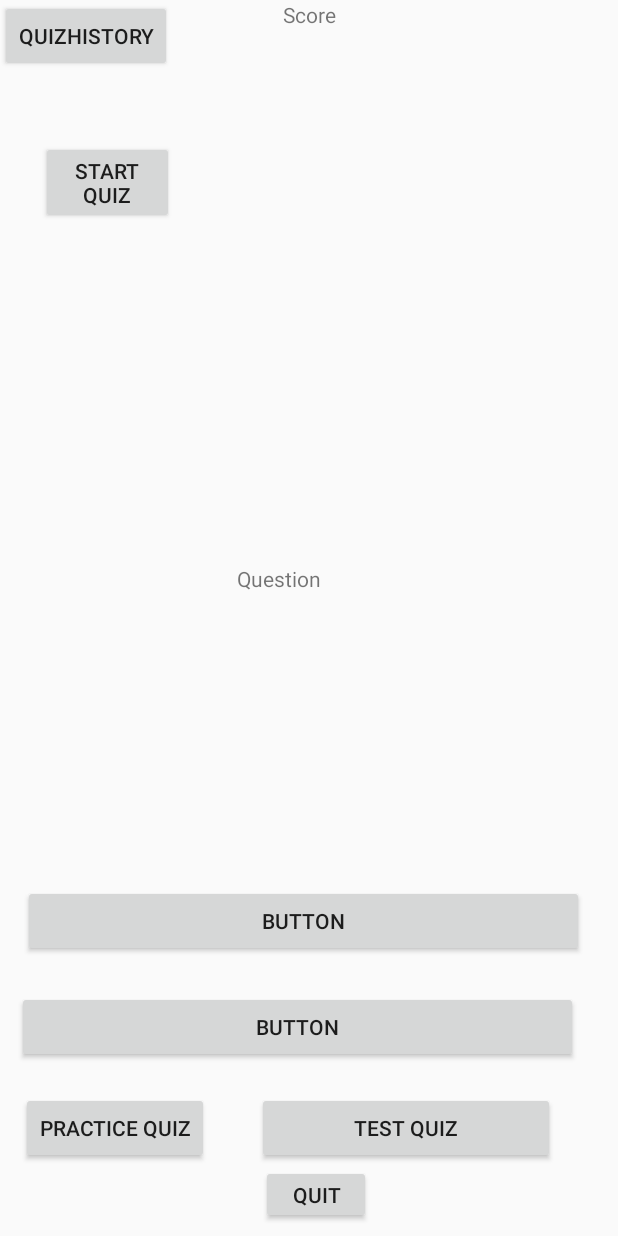
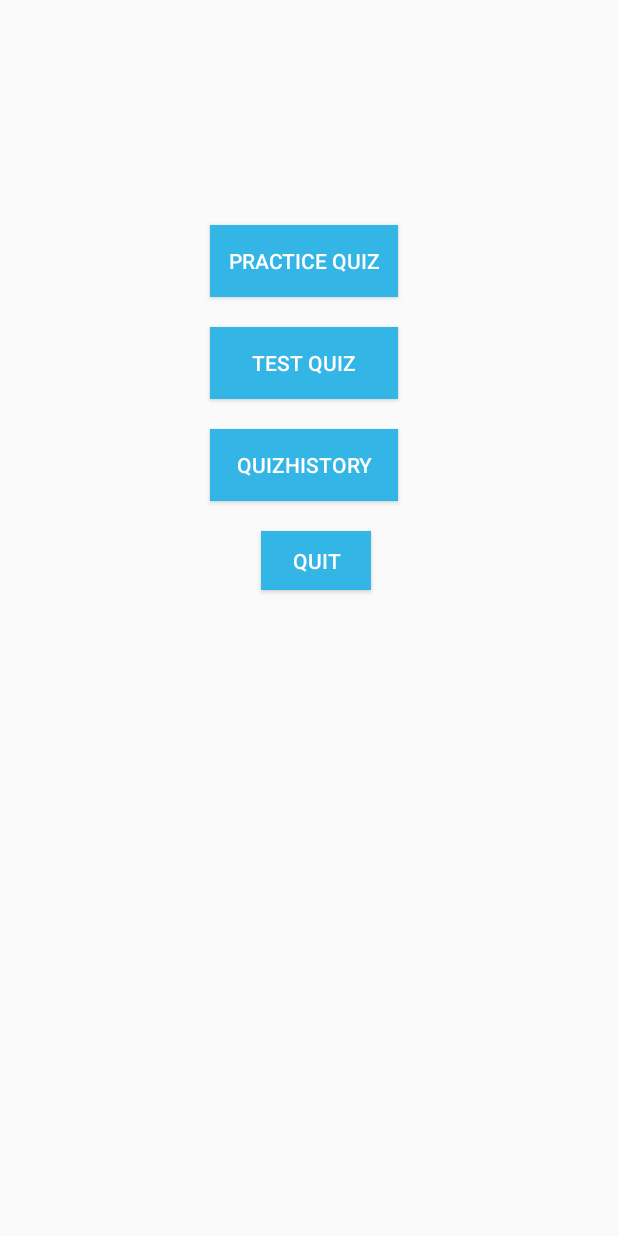
Before and after one commit to pawan13/VicRoadsLicenseTest, an Android app: the layout activity_main.xml on its own in the app's theme, with its tools: preview values and no code run, on a phone screen of 412 x 824 dp. Run offline under Robolectric (Android 15) with nearby library versions, the phone set to English and light mode, and no system bars.

Commit message:
Polished the mainactivity and activity_main.xml

```diff
--- a/app/src/main/java/com/example/pawansiwakoti/vicroadslicensetest/MainActivity.java
+++ b/app/src/main/java/com/example/pawansiwakoti/vicroadslicensetest/MainActivity.java
@@ -13,14 +13,14 @@ import android.widget.TextView;
 import java.util.Random;
 
 public class MainActivity extends AppCompatActivity {
-    Button answer1, answer2, answer3;
-    TextView score, question;
+   // Button answer1, answer2, answer3;
+    //TextView score, question;
     Button QuizHistory,Quit;
 
     private Button btnQuiz, btnQuizTest;
 
     private Questions mQuestions = new Questions();
-    private String mAnswer;
+   // private String mAnswer;
     private int mScore = 0;
     private int mQuestionsLength = mQuestions.mQuestions.length;
 
@@ -35,9 +35,9 @@ public class MainActivity extends AppCompatActivity {
 
         r = new Random();
 
-        answer1 = (Button)findViewById(R.id.button);
+        // answer1 = (Button)findViewById(R.id.button);
         //answer2 = (Button)findViewById(R.id.button1);
-        answer3 = (Button)findViewById(R.id.button2);
+        //answer3 = (Button)findViewById(R.id.button2);
 
         btnQuiz = findViewById(R.id.btnQuiz);
         btnQuizTest = findViewById(R.id.btnQuizTest);
@@ -53,26 +53,26 @@ public class MainActivity extends AppCompatActivity {
             startActivity(intent);
         });
 
-        score = (TextView) findViewById(R.id.textView2);
-        question = (TextView) findViewById(R.id.textView);
+        //score = (TextView) findViewById(R.id.textView2);
+        // question = (TextView) findViewById(R.id.textView);
 
-        QuizHistory = (Button)findViewById(R.id.QuizHistory);
-        Quit = (Button)findViewById(R.id.Quit);
+        QuizHistory = (Button) findViewById(R.id.QuizHistory);
+        Quit = (Button) findViewById(R.id.Quit);
 
-        QuizHistory.setOnClickListener(new View.OnClickListener() {
+       /* QuizHistory.setOnClickListener(new View.OnClickListener() {
             @Override
             public void onClick(View view) {
                 SharedPreferences settings = getSharedPreferences("MyQuizHistory",0);
                 SharedPreferences.Editor editor = settings.edit();
-                String History = score.getText().toString();
-                editor.putString("History",History);
+                //String History = score.getText().toString();
+                //editor.putString("History",History);
                 editor.apply();
 
                 Intent QuizHistory = new Intent (getApplicationContext(), QuizHistory.class);
                 startActivity(QuizHistory);
                 finish();
             }
-        });
+        });*/
         Quit.setOnClickListener(new View.OnClickListener() {
             @Override
             public void onClick(View view) {
@@ -82,7 +82,7 @@ public class MainActivity extends AppCompatActivity {
             }
         });
 
-        updateQuestion(r.nextInt (mQuestionsLength));
+       /* updateQuestion(r.nextInt (mQuestionsLength));
 
 
         answer1.setOnClickListener(new View.OnClickListener() {
@@ -114,7 +114,7 @@ public class MainActivity extends AppCompatActivity {
                 }
             }
         });*/
-        answer3.setOnClickListener(new View.OnClickListener() {
+       /* answer3.setOnClickListener(new View.OnClickListener() {
             @Override
             public void onClick(View v) {
                 if (answer3.getText() == mAnswer) {
@@ -130,8 +130,8 @@ public class MainActivity extends AppCompatActivity {
             }
         });
 
-    }
-    private void gameover() {
+    }*/
+   /* private void gameover() {
         AlertDialog.Builder alertDialogBuilder = new AlertDialog.Builder(MainActivity.this);
         alertDialogBuilder
                 .setMessage("GameOver! Your score is " + mScore + "points.")
@@ -163,6 +163,7 @@ public class MainActivity extends AppCompatActivity {
 
         mAnswer = mQuestions.getmCorrectAnswers(num);
 
+    }*/
+
     }
-
 }
--- a/app/src/main/res/layout/activity_home_page.xml
+++ b/app/src/main/res/layout/activity_home_page.xml
@@ -5,6 +5,7 @@
     android:layout_width="match_parent"
     android:layout_height="match_parent"
     tools:context=".HomePage">
+
 
 
     <Button
--- a/app/src/main/res/layout/activity_main.xml
+++ b/app/src/main/res/layout/activity_main.xml
@@ -1,125 +1,59 @@
 <?xml version="1.0" encoding="utf-8"?>
-<RelativeLayout
-    android:id="@+id/activiy_main"
+<LinearLayout
+    android:id="@+id/activity_main"
     xmlns:android="http://schemas.android.com/apk/res/android"
     xmlns:app="http://schemas.android.com/apk/res-auto"
     xmlns:tools="http://schemas.android.com/tools"
-    android:layout_width="match_parent"
+    android:layout_width="wrap_content"
     android:layout_height="match_parent"
+    android:orientation="vertical"
     tools:context=".MainActivity">
-
-
-    <TextView
-        android:id="@+id/textView"
-        android:layout_width="372dp"
-        android:layout_height="214dp"
-        android:layout_above="@+id/button"
-        android:layout_alignParentStart="true"
-        android:layout_alignParentLeft="true"
-        android:text="@string/question"
-        android:textAlignment="center"
-        app:layout_constraintTop_toTopOf="parent"
-        tools:layout_editor_absoluteX="26dp" />
-
-    <TextView
-        android:id="@+id/textView2"
-        android:layout_width="match_parent"
-        android:layout_height="30dp"
-        android:text="@string/score"
-        android:textAlignment="center"
-        tools:layout_editor_absoluteX="26dp"
-        tools:layout_editor_absoluteY="60dp" />
-
-    <Button
-        android:id="@+id/button"
-        android:layout_width="374dp"
-        android:layout_height="wrap_content"
-        android:layout_alignParentStart="true"
-        android:layout_alignParentLeft="true"
-        android:layout_alignParentBottom="true"
-        android:layout_marginStart="15dp"
-        android:layout_marginLeft="15dp"
-        android:layout_marginBottom="186dp"
-        android:text="@string/button"
-        app:layout_constraintEnd_toEndOf="parent"
-        app:layout_constraintStart_toStartOf="parent"
-        tools:layout_editor_absoluteY="202dp" />
 
     <Button
         android:id="@+id/btnQuiz"
-        android:layout_width="wrap_content"
+        android:layout_width="125dp"
         android:layout_height="wrap_content"
-        android:layout_alignParentStart="true"
-        android:layout_alignParentLeft="true"
-        android:layout_alignParentBottom="true"
-        android:layout_marginStart="14dp"
-        android:layout_marginLeft="14dp"
-        android:layout_marginBottom="48dp"
-        android:text="Practice Quiz"
-        app:layout_constraintEnd_toEndOf="parent"
-        app:layout_constraintStart_toStartOf="parent"
-        tools:layout_editor_absoluteY="293dp" />
+        android:layout_marginStart="140dp"
+        android:layout_marginTop="150dp"
+        android:background="@android:color/holo_blue_light"
+        android:text="@string/practice_quiz"
+        android:textColor="@color/white"
+        android:visibility="visible" />
 
     <Button
-        android:id="@+id/button2"
-        android:layout_width="374dp"
+        android:id="@+id/btnQuizTest"
+        android:layout_width="125dp"
         android:layout_height="wrap_content"
-        android:layout_alignParentStart="true"
-        android:layout_alignParentLeft="true"
-        android:layout_alignParentBottom="true"
-        android:layout_marginStart="11dp"
-        android:layout_marginLeft="11dp"
-        android:layout_marginBottom="115dp"
-        android:text="@string/button2"
-        app:layout_constraintBottom_toBottomOf="parent"
-        app:layout_constraintStart_toStartOf="parent"
-        tools:layout_editor_absoluteY="353dp" />
+        android:layout_marginStart="140dp"
+        android:layout_marginTop="20dp"
+        android:background="@android:color/holo_blue_light"
+        android:text="@string/test_quiz"
+        android:textColor="@color/white" />
+
     <Button
         android:id="@+id/QuizHistory"
-        android:layout_width="wrap_content"
+        android:layout_width="125dp"
         android:layout_height="wrap_content"
-        android:text="QuizHistory"/>
+        android:layout_marginStart="140dp"
+        android:layout_marginEnd="170dp"
+        android:layout_marginTop="20dp"
+        android:background="@android:color/holo_blue_light"
+        android:text="@string/quizhistory"
+        android:textColor="@android:color/white" />
 
     <Button
         android:id="@+id/Quit"
         android:layout_width="73dp"
         android:layout_height="39dp"
-        android:layout_alignParentStart="true"
-        android:layout_alignParentLeft="true"
-        android:layout_alignParentBottom="true"
         android:layout_marginStart="174dp"
-        android:layout_marginLeft="174dp"
+        android:layout_marginTop="20dp"
         android:layout_marginBottom="8dp"
-        android:text="Quit"
+        android:background="@android:color/holo_blue_light"
+        android:text="@string/quit"
+        android:textColor="@android:color/white"
         app:layout_constraintBottom_toBottomOf="parent"
         app:layout_constraintStart_toStartOf="parent" />
 
-    <Button
-        android:id="@+id/button3"
-        android:layout_width="wrap_content"
-        android:layout_height="wrap_content"
-        android:layout_below="@+id/textView2"
-        android:layout_alignParentStart="true"
-        android:layout_alignParentLeft="true"
-        android:layout_alignParentEnd="true"
-        android:layout_alignParentRight="true"
-        android:layout_marginStart="27dp"
-        android:layout_marginLeft="27dp"
-        android:layout_marginTop="64dp"
-        android:layout_marginEnd="296dp"
-        android:layout_marginRight="296dp"
-        android:text="Start quiz" />
-
-    <Button
-        android:id="@+id/btnQuizTest"
-        android:layout_width="wrap_content"
-        android:layout_height="wrap_content"
-        android:layout_alignTop="@+id/btnQuiz"
-        android:layout_alignParentEnd="true"
-        android:layout_marginStart="32dp"
-        android:layout_marginEnd="42dp"
-        android:layout_toEndOf="@+id/btnQuiz"
-        android:text="Test Quiz" />
 
 
-</RelativeLayout>
+</LinearLayout>
--- a/app/src/main/res/layout/login_layout.xml
+++ b/app/src/main/res/layout/login_layout.xml
@@ -1,6 +1,7 @@
 <?xml version="1.0" encoding="utf-8"?>
 <android.support.constraint.ConstraintLayout
-    xmlns:android="http://schemas.android.com/apk/res/android" android:layout_width="match_parent"
+    xmlns:android="http://schemas.android.com/apk/res/android"
+    android:layout_width="match_parent"
     android:layout_height="match_parent">
 
 </android.support.constraint.ConstraintLayout>
--- a/app/src/main/res/layout/register_layout.xml
+++ b/app/src/main/res/layout/register_layout.xml
@@ -26,11 +26,6 @@
         android:text="Name"
         android:textColor="#FFB3B3B3"
         android:textSize="16sp" />
-
-
-
-
-
 
 
     <EditText
--- a/app/src/main/res/values/strings.xml
+++ b/app/src/main/res/values/strings.xml
@@ -41,6 +41,10 @@
     <string name="title_result">Result</string>
 
     <string name="result_pass_or_fail">Result: Pass or Fail</string>
+    <string name="practice_quiz">Practice Quiz</string>
+    <string name="quizhistory">QuizHistory</string>
+    <string name="quit">Quit</string>
+    <string name="test_quiz">Test Quiz</string>
 
 
 </resources>
```
